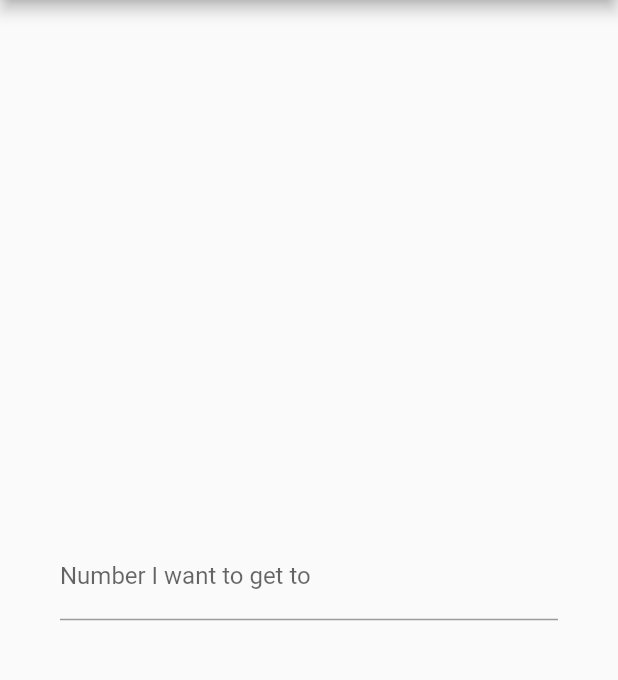
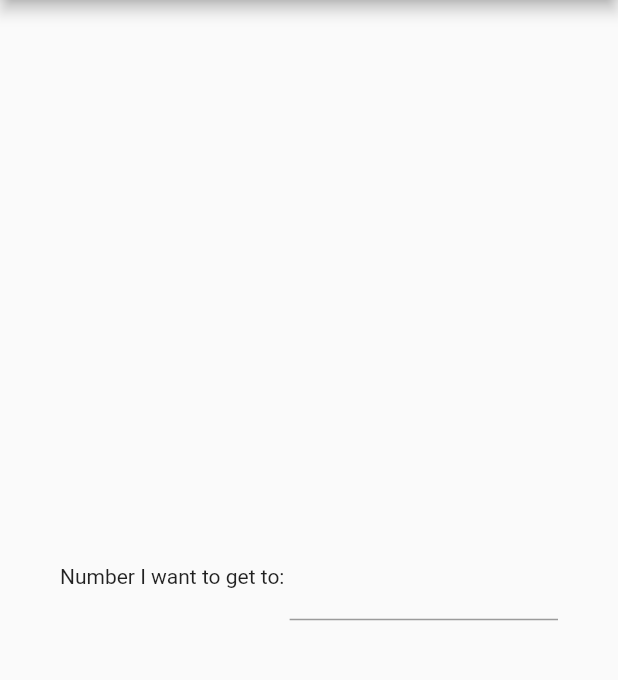
Before and after one commit to walles/waitinator, a Flutter app: the screen it shows after launch, on a phone screen of 412 x 824 dp, the part 84-764 px from its top. Run offline on Flutter 3.47's test engine with Material 2 defaults, Android fonts, the phone set to English and light mode, and no system bars.

Commit message:
Make UI slightly less uninformative

```diff
--- a/lib/main.dart
+++ b/lib/main.dart
@@ -21,18 +21,28 @@ class MyApp extends StatelessWidget {
             child: Column(
               mainAxisAlignment: MainAxisAlignment.center,
               children: <Widget>[
-                TextField(
-                  decoration: const InputDecoration(
-                      labelText: "Number I want to get to",
-                      hintText: "123 if counting up, 0 if counting down"),
-                  keyboardType: TextInputType.number,
-                  inputFormatters: <TextInputFormatter>[
-                    FilteringTextInputFormatter.digitsOnly
-                  ], // Only numbers can be entered
-                ),
+                _topRow(),
               ],
             )),
       ),
     );
   }
+
+  Widget _topRow() {
+    return Row(
+      children: [
+        const Text("Number I want to get to: "),
+        Expanded(
+            child: TextField(
+          decoration: const InputDecoration(
+              labelText: "", // Left blank to hide hintText until clicked
+              hintText: "Can be 0 if counting down"),
+          keyboardType: TextInputType.number,
+          inputFormatters: <TextInputFormatter>[
+            FilteringTextInputFormatter.digitsOnly
+          ], // Only numbers can be entered
+        )),
+      ],
+    );
+  }
 }
```
